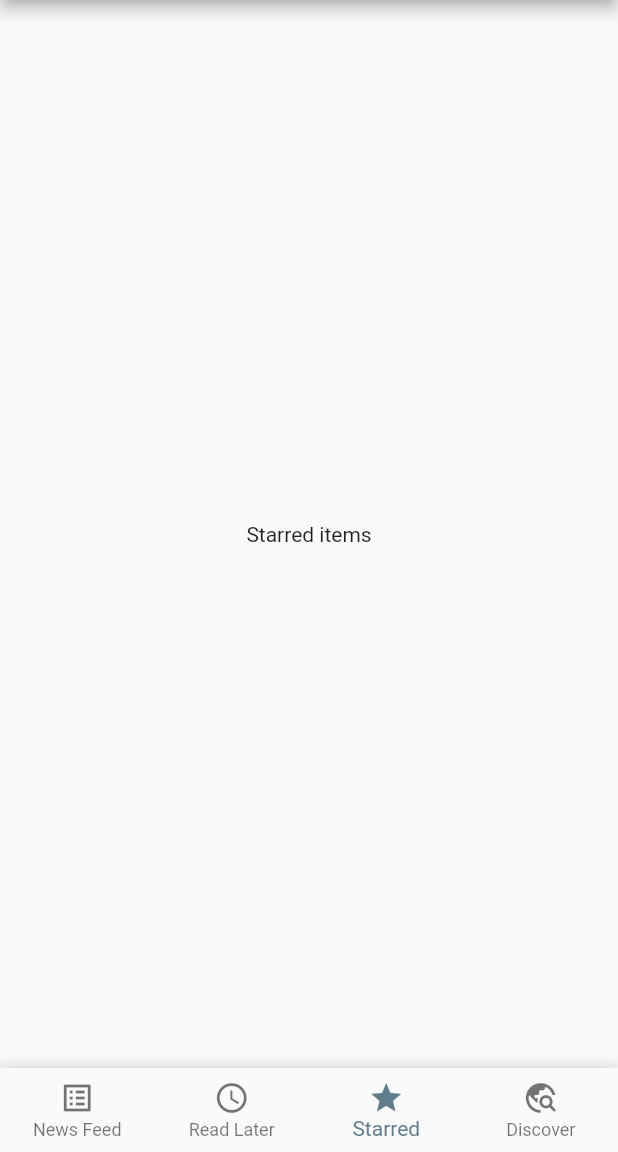
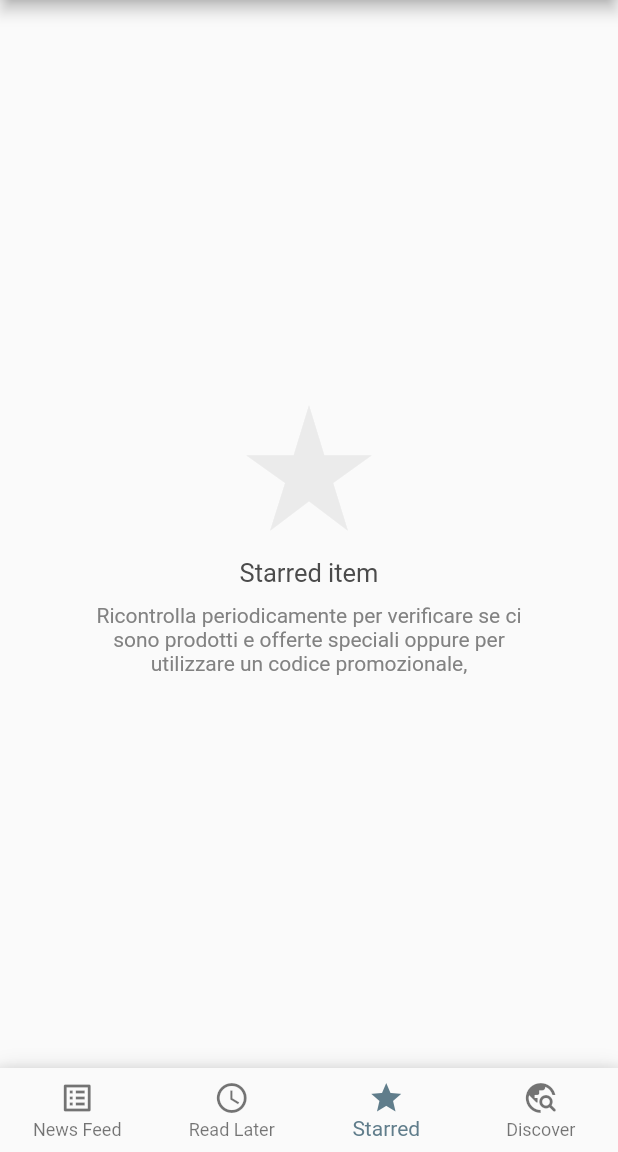
Before and after one commit to And96/RssAggregatorFlutter, a Flutter app: the screen it shows after launch, item 3 of the bottom bar chosen, on a phone screen of 412 x 824 dp, the part 84-1236 px from its top. Run offline on Flutter 3.47's test engine with Material 2 defaults, Android fonts, the phone set to English and light mode, and no system bars; our stand-ins replace cached_network_image, package_info_plus, settings_ui, share_plus, shared_preferences; missing offline and left inert: favicon, feed_finder, webfeed.

Commit message:
Empty sections

```diff
--- a/lib/main.dart
+++ b/lib/main.dart
@@ -13,6 +13,7 @@ import 'package:shared_preferences/shared_preferences.dart';
 import 'package:package_info_plus/package_info_plus.dart';
 import 'package:rss_aggregator_flutter/core/site.dart';
 import 'package:rss_aggregator_flutter/theme/theme_color.dart';
+import 'package:rss_aggregator_flutter/widgets/empty_section.dart';
 
 void main() {
   runApp(const MyApp());
@@ -229,53 +230,29 @@ class _MyHomePageState extends State<MyHomePage> {
 
   int _selectedIndex = 0;
   static final List<Widget> _widgetOptions = <Widget>[
-    const Text(
-      'Feed list',
+    const EmptySection(
+      title: 'News',
+      description:
+          'Ricontrolla periodicamente per verificare se ci sono prodotti e offerte speciali oppure per utilizzare un codice promozionale,',
+      icon: Icons.fiber_new_sharp,
     ),
-    Padding(
-      padding: const EdgeInsets.symmetric(horizontal: 60, vertical: 1),
-      child: Column(
-        mainAxisAlignment: MainAxisAlignment.center,
-        children: const [
-          Icon(
-            Icons.watch_later,
-            size: 100,
-            color: Color.fromARGB(255, 240, 240, 240),
-          ),
-          SizedBox(
-            height: 10,
-          ),
-          Align(
-            alignment: Alignment.center,
-            child: Text(
-              'Non hai niente in sospeso',
-              style: TextStyle(
-                  fontSize: 17,
-                  fontWeight: FontWeight.normal,
-                  color: Color.fromARGB(255, 75, 75, 75)),
-            ),
-          ),
-          SizedBox(
-            height: 10,
-          ),
-          SizedBox(
-            width: double.infinity,
-            child: Text(
-                'Ricontrolla periodicamente per verificare se ci sono prodotti e offerte speciali oppure per utilizzare un codice promozionale',
-                textAlign: TextAlign.center,
-                style: TextStyle(
-                    fontSize: 14,
-                    fontWeight: FontWeight.normal,
-                    color: Color.fromARGB(255, 130, 130, 130))),
-          )
-        ],
-      ),
+    const EmptySection(
+      title: 'Non hai niente in sospeso',
+      description:
+          'Ricontrolla periodicamente per verificare se ci sono prodotti e offerte speciali oppure per utilizzare un codice promozionale,',
+      icon: Icons.watch_later,
     ),
-    const Text(
-      'Starred items',
+    const EmptySection(
+      title: 'Starred item',
+      description:
+          'Ricontrolla periodicamente per verificare se ci sono prodotti e offerte speciali oppure per utilizzare un codice promozionale,',
+      icon: Icons.star_rate,
     ),
-    const Text(
-      'Discover new websites',
+    const EmptySection(
+      title: 'Discover new websites',
+      description:
+          'Ricontrolla periodicamente per verificare se ci sono prodotti e offerte speciali oppure per utilizzare un codice promozionale,',
+      icon: Icons.safety_check_sharp,
     ),
   ];
 
--- /dev/null
+++ b/lib/widgets/empty_section.dart
@@ -0,0 +1,56 @@
+import 'package:flutter/material.dart';
+
+class EmptySection extends StatelessWidget {
+  const EmptySection({
+    super.key,
+    required this.title,
+    required this.description,
+    required this.icon,
+  });
+
+  final String title;
+  final String description;
+  final IconData icon;
+
+  @override
+  Widget build(BuildContext context) {
+    return Padding(
+      padding: const EdgeInsets.symmetric(horizontal: 60, vertical: 1),
+      child: Column(
+        mainAxisAlignment: MainAxisAlignment.center,
+        children: [
+          Icon(
+            icon,
+            size: 100,
+            color: const Color.fromARGB(255, 235, 235, 235),
+          ),
+          const SizedBox(
+            height: 10,
+          ),
+          Align(
+            alignment: Alignment.center,
+            child: Text(
+              title,
+              style: const TextStyle(
+                  fontSize: 17,
+                  fontWeight: FontWeight.normal,
+                  color: Color.fromARGB(255, 75, 75, 75)),
+            ),
+          ),
+          const SizedBox(
+            height: 10,
+          ),
+          SizedBox(
+            width: double.infinity,
+            child: Text(description,
+                textAlign: TextAlign.center,
+                style: const TextStyle(
+                    fontSize: 14,
+                    fontWeight: FontWeight.normal,
+                    color: Color.fromARGB(255, 130, 130, 130))),
+          )
+        ],
+      ),
+    );
+  }
+}
```
